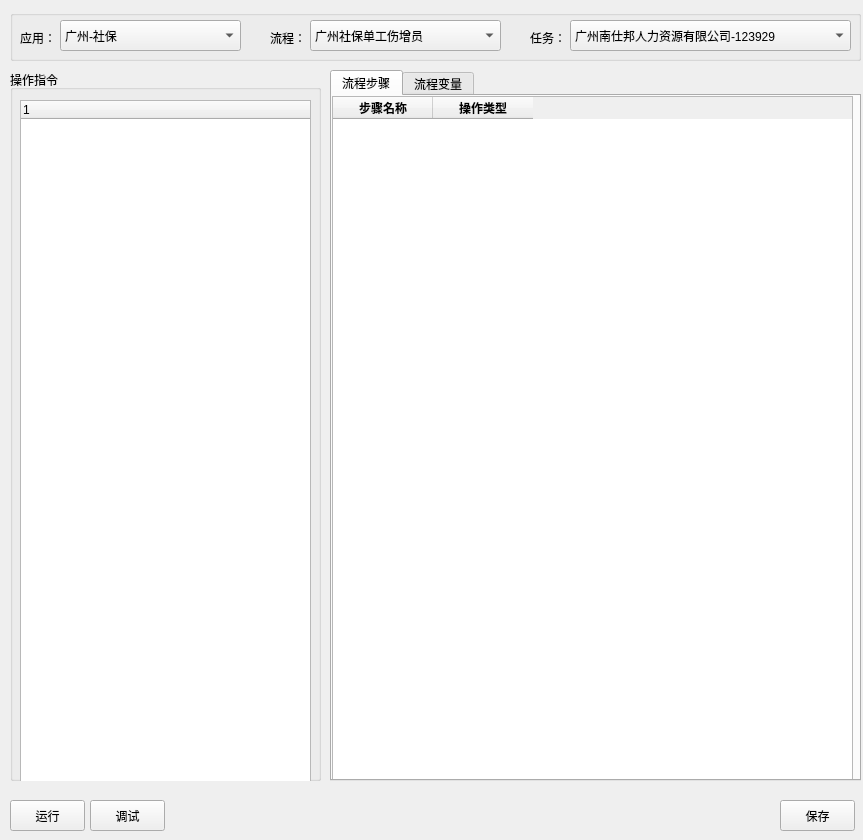
Before: the Qt Designer form src/seebot/seebot/ide/flow_config.ui in itishsy/seebot, drawn with Qt 5.
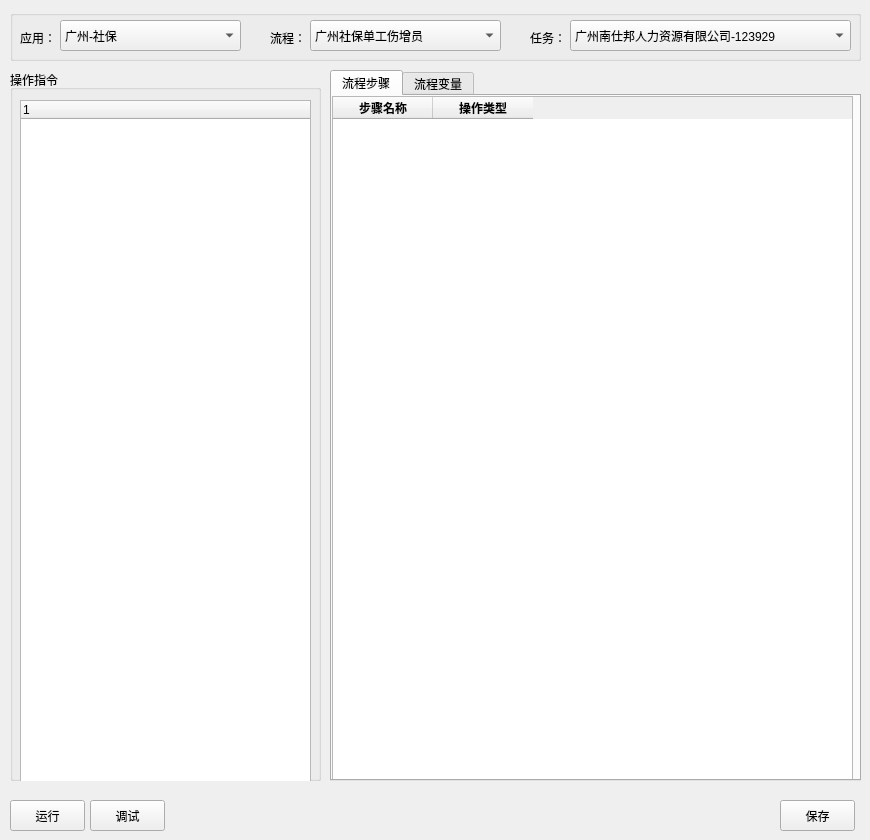
After: the same form once the commit is applied.

The edit to the form file:
```diff
--- a/src/seebot/seebot/ide/flow_config.ui
+++ b/src/seebot/seebot/ide/flow_config.ui
@@ -6,7 +6,7 @@
    <rect>
     <x>0</x>
     <y>0</y>
-    <width>863</width>
+    <width>870</width>
     <height>840</height>
    </rect>
   </property>
```
Left out of the diff: 2 changed lines with no effect on the pictures.
